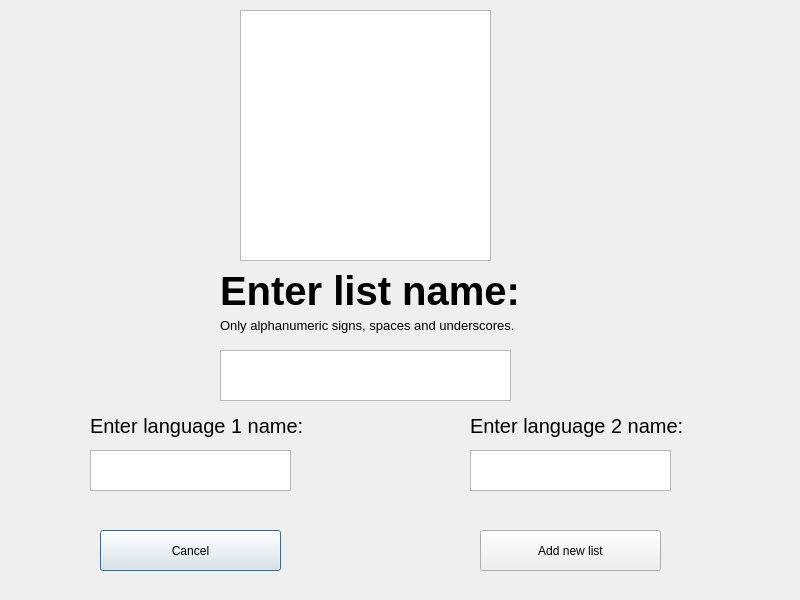
First picture: the form in addnewlist.ui, repository MaybeAshLately/adelajdaQT, before the edit.
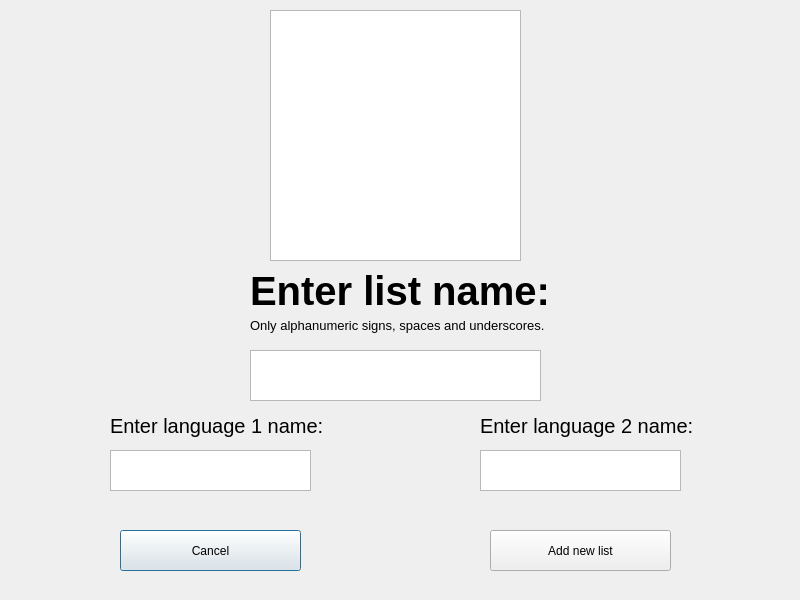
Second picture: the form after the edit.

```diff
--- a/addnewlist.ui
+++ b/addnewlist.ui
@@ -16,7 +16,7 @@
   <widget class="QGraphicsView" name="image">
    <property name="geometry">
     <rect>
-     <x>240</x>
+     <x>270</x>
      <y>10</y>
      <width>251</width>
      <height>251</height>
@@ -26,7 +26,7 @@
   <widget class="QLabel" name="label">
    <property name="geometry">
     <rect>
-     <x>220</x>
+     <x>250</x>
      <y>310</y>
      <width>301</width>
      <height>31</height>
@@ -44,7 +44,7 @@
   <widget class="QLabel" name="label_2">
    <property name="geometry">
     <rect>
-     <x>220</x>
+     <x>250</x>
      <y>270</y>
      <width>321</width>
      <height>41</height>
@@ -63,7 +63,7 @@
   <widget class="QTextEdit" name="enter_list_name_edit_text">
    <property name="geometry">
     <rect>
-     <x>220</x>
+     <x>250</x>
      <y>350</y>
      <width>291</width>
      <height>51</height>
@@ -78,7 +78,7 @@
   <widget class="QLabel" name="label_3">
    <property name="geometry">
     <rect>
-     <x>90</x>
+     <x>110</x>
      <y>410</y>
      <width>221</width>
      <height>31</height>
@@ -96,7 +96,7 @@
   <widget class="QLabel" name="label_4">
    <property name="geometry">
     <rect>
-     <x>470</x>
+     <x>480</x>
      <y>410</y>
      <width>231</width>
      <height>31</height>
@@ -114,7 +114,7 @@
   <widget class="QTextEdit" name="enter_language_1_name_edit_text">
    <property name="geometry">
     <rect>
-     <x>90</x>
+     <x>110</x>
      <y>450</y>
      <width>201</width>
      <height>41</height>
@@ -129,7 +129,7 @@
   <widget class="QPushButton" name="cancelButton">
    <property name="geometry">
     <rect>
-     <x>100</x>
+     <x>120</x>
      <y>530</y>
      <width>181</width>
      <height>41</height>
@@ -142,7 +142,7 @@
   <widget class="QTextEdit" name="enter_language_2_name_edit_text">
    <property name="geometry">
     <rect>
-     <x>470</x>
+     <x>480</x>
      <y>450</y>
      <width>201</width>
      <height>41</height>
@@ -157,7 +157,7 @@
   <widget class="QPushButton" name="addNewListButton">
    <property name="geometry">
     <rect>
-     <x>480</x>
+     <x>490</x>
      <y>530</y>
      <width>181</width>
      <height>41</height>
```
Left out of the diff: 15 changed lines with no effect on the pictures.
